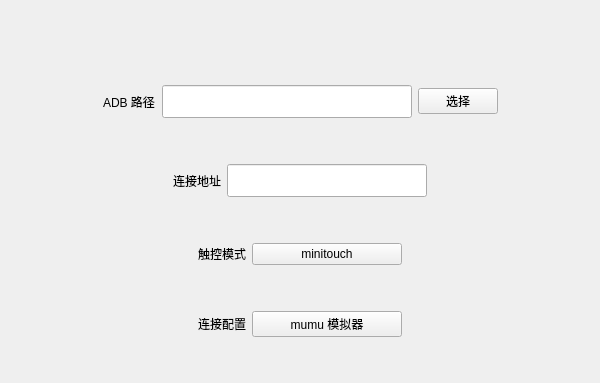
First picture: the form in gui/ui/settingframe.ui, repository beropero/Kilon1999, before the edit.
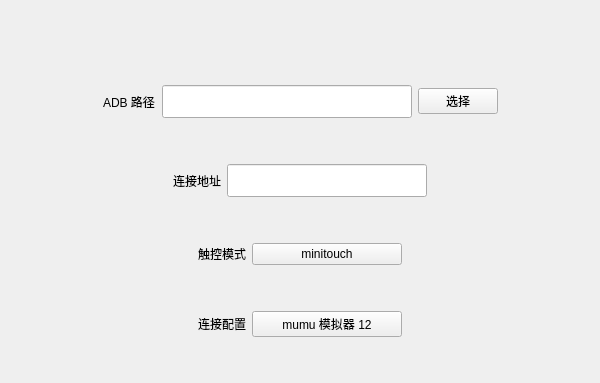
Second picture: the form after the edit. Custom widgets are drawn as their Qt base class.

The edit to the form file:
```diff
--- a/gui/ui/settingframe.ui
+++ b/gui/ui/settingframe.ui
@@ -300,7 +300,7 @@
         </size>
        </property>
        <property name="text">
-        <string>mumu 模拟器</string>
+        <string>mumu 模拟器 12</string>
        </property>
       </widget>
      </item>
```
